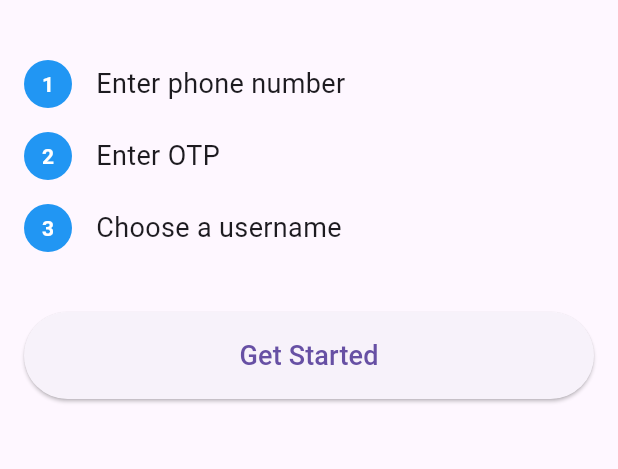
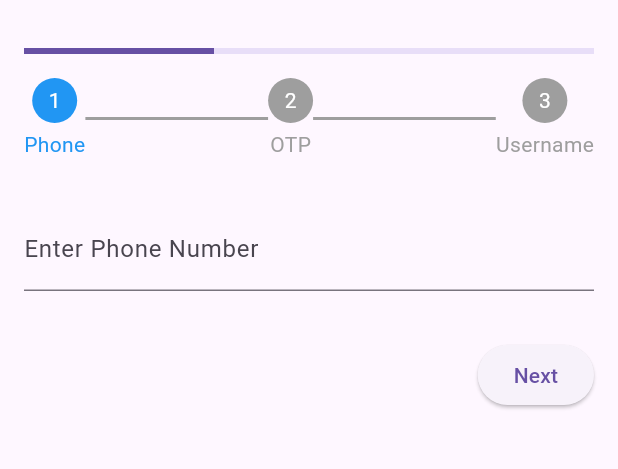
Before and after one commit to tamraj-kilvish/kilvish-nonbios, a Flutter app: the screen it shows after launch, on a phone screen of 412 x 824 dp, the part 159-628 px from its top. Run offline on Flutter 3.47's test engine with Material 3 defaults, Android fonts, the phone set to English and light mode, and no system bars.

Commit message:
Updated main.dart with 3-step onboarding flow including phone, OTP and username steps

```diff
--- a/lib/main.dart
+++ b/lib/main.dart
@@ -19,8 +19,99 @@ class MyApp extends StatelessWidget {
   }
 }
 
-class MyHomePage extends StatelessWidget {
+class MyHomePage extends StatefulWidget {
   const MyHomePage({super.key});
+
+  @override
+  State<MyHomePage> createState() => _MyHomePageState();
+}
+
+class _MyHomePageState extends State<MyHomePage> {
+  int currentStep = 0;
+  final phoneController = TextEditingController();
+  final otpController = TextEditingController();
+  final usernameController = TextEditingController();
+
+  @override
+  void dispose() {
+    phoneController.dispose();
+    otpController.dispose();
+    usernameController.dispose();
+    super.dispose();
+  }
+
+  Widget _buildCurrentStep() {
+    switch (currentStep) {
+      case 0:
+        return _buildPhoneStep();
+      case 1:
+        return _buildOTPStep();
+      case 2:
+        return _buildUsernameStep();
+      default:
+        return Container();
+    }
+  }
+
+  Widget _buildPhoneStep() {
+    return Column(
+      children: [
+        TextField(
+          controller: phoneController,
+          keyboardType: TextInputType.phone,
+          decoration: const InputDecoration(
+            labelText: 'Enter Phone Number',
+            hintText: '+91 XXXXX XXXXX',
+          ),
+        ),
+      ],
+    );
+  }
+
+  Widget _buildOTPStep() {
+    return Column(
+      children: [
+        TextField(
+          controller: otpController,
+          keyboardType: TextInputType.number,
+          decoration: const InputDecoration(
+            labelText: 'Enter OTP',
+            hintText: 'Enter 6-digit OTP',
+          ),
+        ),
+      ],
+    );
+  }
+
+  Widget _buildUsernameStep() {
+    return Column(
+      children: [
+        TextField(
+          controller: usernameController,
+          decoration: const InputDecoration(
+            labelText: 'Choose Username',
+            hintText: 'Enter your preferred username',
+          ),
+        ),
+      ],
+    );
+  }
+
+  void _nextStep() {
+    if (currentStep < 2) {
+      setState(() {
+        currentStep++;
+      });
+    }
+  }
+
+  void _previousStep() {
+    if (currentStep > 0) {
+      setState(() {
+        currentStep--;
+      });
+    }
+  }
 
   @override
   Widget build(BuildContext context) {
@@ -42,19 +133,29 @@ class MyHomePage extends StatelessWidget {
               textAlign: TextAlign.center,
             ),
             const SizedBox(height: 32),
-            _buildStep(1, 'Enter phone number'),
-            _buildStep(2, 'Enter OTP'),
-            _buildStep(3, 'Choose a username'),
+            LinearProgressIndicator(
+              value: (currentStep + 1) / 3,
+            ),
+            const SizedBox(height: 16),
+            _buildStepIndicator(),
             const SizedBox(height: 32),
+            _buildCurrentStep(),
+            const SizedBox(height: 32),
+            Row(
+              mainAxisAlignment: MainAxisAlignment.spaceBetween,
+              children: [
+                if (currentStep > 0)
                   ElevatedButton(
-              onPressed: () {},
-              style: ElevatedButton.styleFrom(
-                padding: const EdgeInsets.all(16),
+                    onPressed: _previousStep,
+                    child: const Text('Back'),
+                  )
+                else
+                  const SizedBox(),
+                ElevatedButton(
+                  onPressed: currentStep == 2 ? () {} : _nextStep,
+                  child: Text(currentStep == 2 ? 'Submit' : 'Next'),
                 ),
-              child: const Text(
-                'Get Started',
-                style: TextStyle(fontSize: 18),
-              ),
+              ],
             ),
           ],
         ),
@@ -62,34 +163,53 @@ class MyHomePage extends StatelessWidget {
     );
   }
 
-  Widget _buildStep(int number, String text) {
-    return Padding(
-      padding: const EdgeInsets.symmetric(vertical: 8.0),
-      child: Row(
+  Widget _buildStepIndicator() {
+    return Row(
+      mainAxisAlignment: MainAxisAlignment.spaceEvenly,
+      children: [
+        _buildStepCircle(0, 'Phone'),
+        _buildStepLine(0),
+        _buildStepCircle(1, 'OTP'),
+        _buildStepLine(1),
+        _buildStepCircle(2, 'Username'),
+      ],
+    );
+  }
+
+  Widget _buildStepCircle(int step, String label) {
+    bool isActive = currentStep >= step;
+    return Column(
       children: [
         Container(
-            width: 32,
-            height: 32,
+          width: 30,
+          height: 30,
           decoration: BoxDecoration(
-              color: Colors.blue,
-              borderRadius: BorderRadius.circular(16),
+            color: isActive ? Colors.blue : Colors.grey,
+            shape: BoxShape.circle,
           ),
           child: Center(
             child: Text(
-                number.toString(),
-                style: const TextStyle(
-                  color: Colors.white,
-                  fontWeight: FontWeight.bold,
+              '${step + 1}',
+              style: const TextStyle(color: Colors.white),
             ),
           ),
         ),
+        const SizedBox(height: 4),
+        Text(
+          label,
+          style: TextStyle(
+            color: isActive ? Colors.blue : Colors.grey,
           ),
-          const SizedBox(width: 16),
-          Text(
-            text,
-            style: const TextStyle(fontSize: 18),
         ),
       ],
+    );
+  }
+
+  Widget _buildStepLine(int step) {
+    return Expanded(
+      child: Container(
+        height: 2,
+        color: currentStep > step ? Colors.blue : Colors.grey,
       ),
     );
   }
```
Lines whose indentation alone changed are shown as unchanged.
